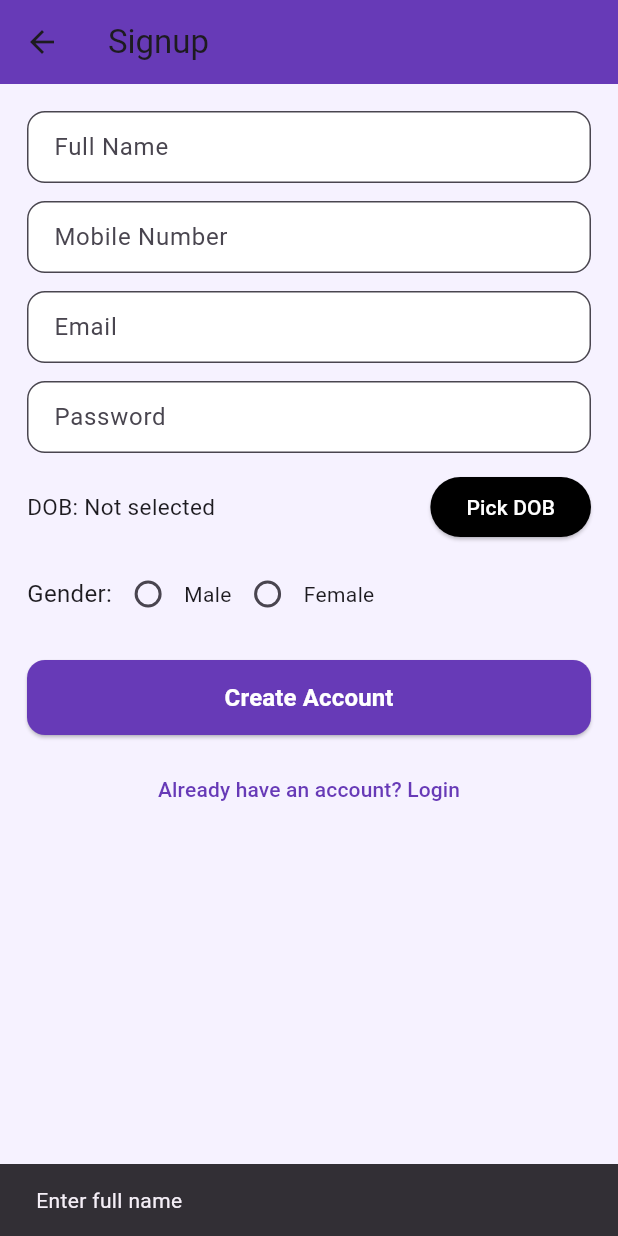
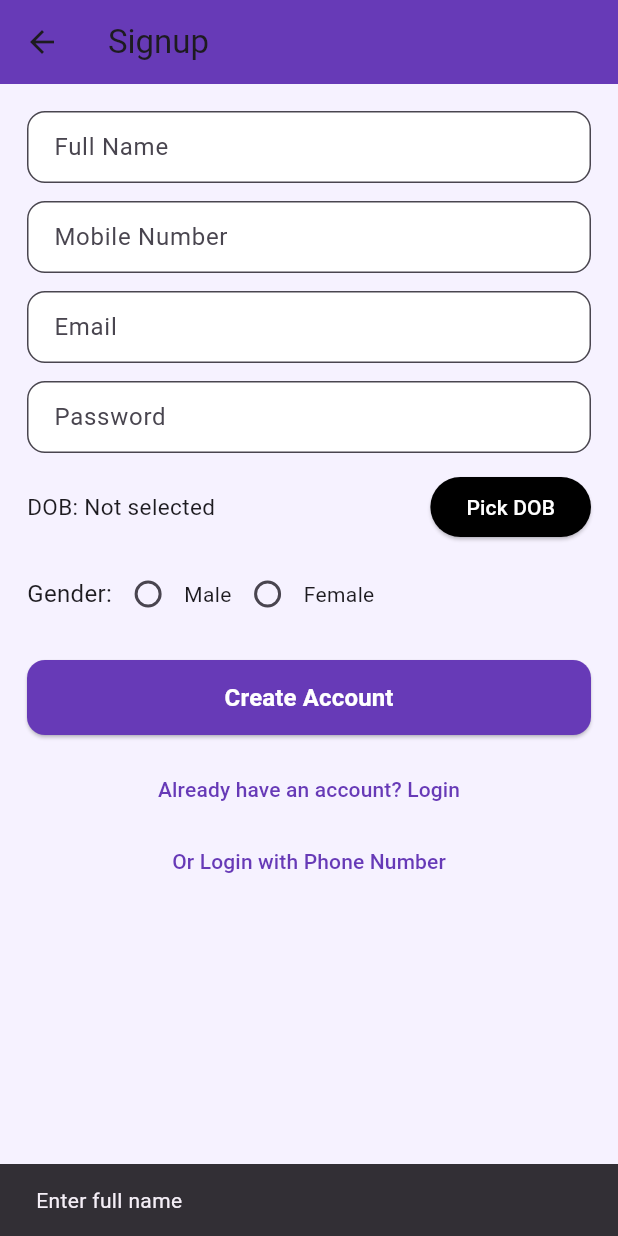
Before and after one commit to AadityaJaiswal18/firebase1, a Flutter app: the LoginScreen screen opened by its route, after a tap on "Don’t have an account? Signup", after a tap on "Create Account", on a phone screen of 412 x 824 dp. Run offline on Flutter 3.47's test engine with Material 3 defaults, Android fonts, the phone set to English and light mode, and no system bars; our stand-ins replace firebase_auth, firebase_core, firebase_messaging, get, google_sign_in; accounts and stored records are empty; network calls fail.

```diff
--- a/lib/login.dart
+++ b/lib/login.dart
@@ -1,7 +1,8 @@
 import 'package:flutter/material.dart';
-import 'package:firebase_auth/firebase_auth.dart';
-import 'package:google_sign_in/google_sign_in.dart';
+import 'package:get/get.dart';
+import 'auth_controller.dart';
 import 'signup.dart';
+import 'phone_input.dart';
 
 class LoginScreen extends StatefulWidget {
   static const routeName = "/login";
@@ -14,7 +15,13 @@ class LoginScreen extends StatefulWidget {
 class _LoginScreenState extends State<LoginScreen> {
   final _email = TextEditingController();
   final _password = TextEditingController();
-  bool _loading = false;
+
+  @override
+  void dispose() {
+    _email.dispose();
+    _password.dispose();
+    super.dispose();
+  }
 
   void msg(String s) {
     ScaffoldMessenger.of(context).showSnackBar(
@@ -26,40 +33,14 @@ class _LoginScreenState extends State<LoginScreen> {
     if (!_email.text.contains("@")) return msg("Enter valid email");
     if (_password.text.length < 6) return msg("Password must be 6+ chars");
 
-    setState(() => _loading = true);
-
-    try {
-      await FirebaseAuth.instance.signInWithEmailAndPassword(
-        email: _email.text.trim(),
-        password: _password.text.trim(),
-      );
-
-      msg("Login Successful ✔");
-    } on FirebaseAuthException catch (e) {
-      msg(e.message ?? e.code);
-    }
-
-    setState(() => _loading = false);
+    AuthController.to.loginEmail(
+      _email.text.trim(),
+      _password.text.trim(),
+    );
   }
 
   Future<void> loginGoogle() async {
-    try {
-      final GoogleSignInAccount? googleUser = await GoogleSignIn().signIn();
-      if (googleUser == null) return;
-
-      final googleAuth = await googleUser.authentication;
-
-      final credential = GoogleAuthProvider.credential(
-        accessToken: googleAuth.accessToken,
-        idToken: googleAuth.idToken,
-      );
-
-      await FirebaseAuth.instance.signInWithCredential(credential);
-
-      msg("Google Login Successful ✔");
-    } catch (e) {
-      msg(e.toString());
-    }
+    AuthController.to.loginGoogle();
   }
 
   InputDecoration field(String label) => InputDecoration(
@@ -101,13 +82,7 @@ class _LoginScreenState extends State<LoginScreen> {
             SizedBox(
               width: double.infinity,
               height: 50,
-              child: _loading
-                  ? const Center(
-                child: CircularProgressIndicator(
-                  color: Colors.deepPurple,
-                ),
-              )
-                  : ElevatedButton(
+              child: ElevatedButton(
                 onPressed: loginEmail,
                 style: ElevatedButton.styleFrom(
                   backgroundColor: Colors.deepPurple,
@@ -154,12 +129,23 @@ class _LoginScreenState extends State<LoginScreen> {
               ),
             ),
 
-            const SizedBox(height: 25),
+            const SizedBox(height: 20),
 
             TextButton(
               onPressed: () {
-                Navigator.pushReplacementNamed(
-                    context, SignupScreen.routeName);
+                Get.toNamed(PhoneInputScreen.routeName);
+              },
+              child: const Text(
+                "Login with Phone Number",
+                style: TextStyle(color: Colors.deepPurple, fontSize: 16),
+              ),
+            ),
+
+            const SizedBox(height: 20),
+
+            TextButton(
+              onPressed: () {
+                Get.offNamed(SignupScreen.routeName);
               },
               child: const Text(
                 "Don’t have an account? Signup",
--- a/lib/signup.dart
+++ b/lib/signup.dart
@@ -1,6 +1,8 @@
 import 'package:flutter/material.dart';
-import 'package:firebase_auth/firebase_auth.dart';
+import 'package:get/get.dart';
+import 'auth_controller.dart';
 import 'login.dart';
+import 'phone_input.dart';
 
 class SignupScreen extends StatefulWidget {
   static const routeName = "/signup";
@@ -72,22 +74,10 @@ class _SignupScreenState extends State<SignupScreen> {
   Future<void> signup() async {
     if (!validate()) return;
 
-    setState(() => _loading = true);
-
-    try {
-      await FirebaseAuth.instance.createUserWithEmailAndPassword(
-        email: _email.text.trim(),
-        password: _password.text.trim(),
-      );
-
-      msg("Account Created Successfully ✔");
-      Navigator.pushReplacementNamed(context, LoginScreen.routeName);
-
-    } on FirebaseAuthException catch (e) {
-      msg(e.message ?? "Signup error");
-    }
-
-    setState(() => _loading = false);
+    AuthController.to.signup(
+      _email.text.trim(),
+      _password.text.trim(),
+    );
   }
 
   InputDecoration field(String label) => InputDecoration(
@@ -104,12 +94,10 @@ class _SignupScreenState extends State<SignupScreen> {
   Widget build(BuildContext context) {
     return Scaffold(
       backgroundColor: const Color(0xfff6f2ff),
-
       appBar: AppBar(
         backgroundColor: Colors.deepPurple,
         title: const Text("Signup"),
       ),
-
       body: SingleChildScrollView(
         padding: const EdgeInsets.all(18),
         child: Column(
@@ -193,11 +181,7 @@ class _SignupScreenState extends State<SignupScreen> {
             SizedBox(
               width: double.infinity,
               height: 50,
-              child: _loading
-                  ? const Center(
-                child: CircularProgressIndicator(color: Colors.deepPurple),
-              )
-                  : ElevatedButton(
+              child: ElevatedButton(
                 onPressed: signup,
                 style: ElevatedButton.styleFrom(
                   backgroundColor: Colors.deepPurple,
@@ -218,10 +202,17 @@ class _SignupScreenState extends State<SignupScreen> {
             const SizedBox(height: 12),
 
             TextButton(
-              onPressed: () => Navigator.pushReplacementNamed(
-                  context, LoginScreen.routeName),
+              onPressed: () => Get.offNamed(LoginScreen.routeName),
               child: const Text(
                 "Already have an account? Login",
+                style: TextStyle(color: Colors.deepPurple),
+              ),
+            ),
+
+            TextButton(
+              onPressed: () => Get.toNamed(PhoneInputScreen.routeName),
+              child: const Text(
+                "Or Login with Phone Number",
                 style: TextStyle(color: Colors.deepPurple),
               ),
             )
--- a/pubspec.yaml
+++ b/pubspec.yaml
@@ -17,6 +17,8 @@ dependencies:
   firebase_auth: ^5.0.0
   google_sign_in: ^6.2.1
   cloud_firestore: ^5.0.0
+  get: ^4.6.6
+  firebase_messaging: ^15.0.0
 
 dev_dependencies:
   flutter_test:
```
Also changed, not shown: lib/auth_controller.dart (added, +144 -0 lines), lib/dashboard.dart (added, +33 -0 lines), lib/main.dart (+21 -6 lines), lib/otp_verify.dart (added, +74 -0 lines), lib/phone_input.dart (added, +100 -0 lines), pubspec.lock, 5 other files.
